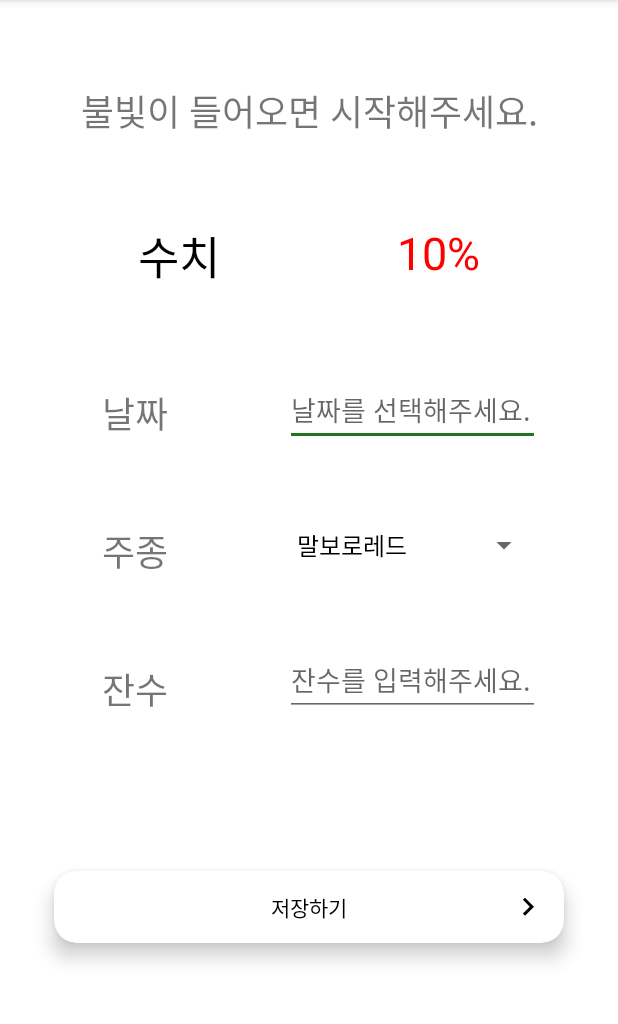
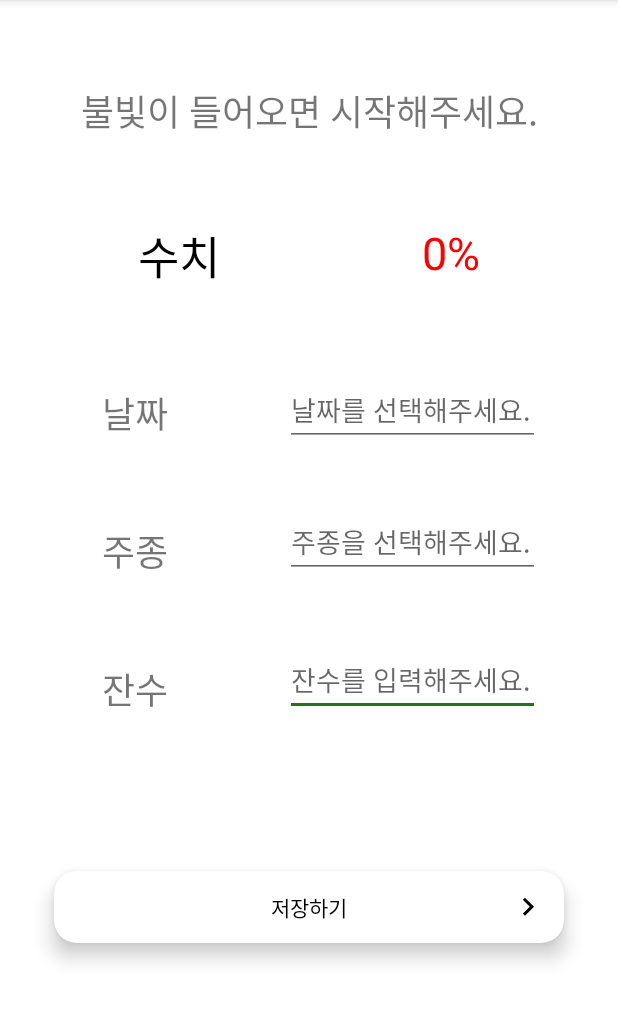
Before and after one commit to 2020CSE-Capstone/Android, an Android app: the AlcoholMeasureActivity screen opened directly, with no data from a screen before it, on a phone screen of 412 x 824 dp, the part 84-1108 px from its top. Run offline under Robolectric (Android 15) with nearby library versions, the phone set to English and light mode, and no system bars; network calls fail.

Commit message:
[200602][UPDATE] Measure Drink Updated

```diff
--- a/app/src/main/java/com/mobile/capstonedesign/AlcoholMeasureActivity.kt
+++ b/app/src/main/java/com/mobile/capstonedesign/AlcoholMeasureActivity.kt
@@ -1,16 +1,32 @@
 package com.mobile.capstonedesign
 
 import android.app.DatePickerDialog
+import android.content.DialogInterface
+import android.os.Bundle
+import androidx.appcompat.app.AlertDialog
 import androidx.appcompat.app.AppCompatActivity
-import android.os.Bundle
-import android.view.View
-import android.widget.AdapterView
-import android.widget.ArrayAdapter
 import kotlinx.android.synthetic.main.activity_alcohol_measure.*
-import kotlinx.android.synthetic.main.activity_tobacco_measure.*
 import java.util.*
 
+
 class AlcoholMeasureActivity : AppCompatActivity() {
+
+    var data1 = arrayOf(
+        "항목1",
+        "항목1",
+        "항목1",
+        "항목1",
+        "항목1",
+        "항목6",
+        "항목6",
+        "항목6",
+        "항목6",
+        "항목6",
+        "항목6",
+        "항목6",
+        "항목6",
+        "항목6"
+    )
 
     override fun onCreate(savedInstanceState: Bundle?) {
         super.onCreate(savedInstanceState)
@@ -20,56 +36,76 @@ class AlcoholMeasureActivity : AppCompatActivity() {
             calendar()
         }
 
-        val items = resources.getStringArray(R.array.korea_tobacco)
-        val myAdapter = ArrayAdapter(this, android.R.layout.simple_spinner_dropdown_item, items)
+        etSelectDrinkKind.setOnClickListener {
+            adSelectDrinkSort()
+        }
 
-        spSelectDrinkKind.adapter = myAdapter
-
-        spSelectDrinkKind.onItemSelectedListener =
-            object : AdapterView.OnItemSelectedListener {
-                override fun onItemSelected(
-                    parent: AdapterView<*>,
-                    view: View,
-                    position: Int,
-                    id: Long
-                ) {
-                    when (position) {
-                        0 -> {
-                            tvSelectedTobacco.text = items[0]
-                        }
-                        1 -> {
-                            tvSelectedTobacco.text = items[1]
-                        }
-                        2 -> {
-                            tvSelectedTobacco.text = items[2]
-                        }
-                        3 -> {
-                            tvSelectedTobacco.text = items[3]
-                        }
-                        else -> {
-                            tvSelectedTobacco.text = items[4]
-                        }
-                    }
-                }
-
-                override fun onNothingSelected(parent: AdapterView<*>) {
-
-                }
-            }
+//        val items = resources.getStringArray(R.array.korea_tobacco)
+//        val myAdapter = ArrayAdapter(this, android.R.layout.simple_spinner_dropdown_item, items)
+//
+//        spSelectDrinkKind.adapter = myAdapter
+//
+//        spSelectDrinkKind.onItemSelectedListener =
+//            object : AdapterView.OnItemSelectedListener {
+//                override fun onItemSelected(
+//                    parent: AdapterView<*>,
+//                    view: View,
+//                    position: Int,
+//                    id: Long
+//                ) {
+//                    when (position) {
+//                        0 -> {
+//                            tvSelectedTobacco.text = items[0]
+//                        }
+//                        1 -> {
+//                            tvSelectedTobacco.text = items[1]
+//                        }
+//                        2 -> {
+//                            tvSelectedTobacco.text = items[2]
+//                        }
+//                        3 -> {
+//                            tvSelectedTobacco.text = items[3]
+//                        }
+//                        else -> {
+//                            tvSelectedTobacco.text = items[4]
+//                        }
+//                    }
+//                }
+//
+//                override fun onNothingSelected(parent: AdapterView<*>) {
+//
+//                }
+//            }
     }
 
-    private fun calendar(){
-        var calendar = Calendar.getInstance()
-        var year = calendar.get(Calendar.YEAR)
-        var month = calendar.get(Calendar.MONTH)
-        var day = calendar.get(Calendar.DAY_OF_MONTH)
+    private fun calendar() {
+        val calendar = Calendar.getInstance()
+        val year = calendar.get(Calendar.YEAR)
+        val month = calendar.get(Calendar.MONTH)
+        val day = calendar.get(Calendar.DAY_OF_MONTH)
 
-        var listener = DatePickerDialog.OnDateSetListener { datePicker, i, i2, i3 ->
+        val listener = DatePickerDialog.OnDateSetListener { datePicker, i, i2, i3 ->
             // i년 i2월 i3일
             etSelectDate.setText("${i}년 ${i2 + 1}월 ${i3}일")
         }
 
-        var picker = DatePickerDialog(this, listener, year, month, day)
+        val picker = DatePickerDialog(this, listener, year, month, day)
         picker.show()
     }
+
+    private fun adSelectDrinkSort() {
+        val builder = AlertDialog.Builder(this)
+        builder.setTitle("주종을 선택해주세요.")
+        builder.setNegativeButton("취소", null)
+
+        val listener = object : DialogInterface.OnClickListener {
+            override fun onClick(p0: DialogInterface?, p1: Int) { // p1이 들어오는 인덱스
+                val items = resources.getStringArray(R.array.drink_sort)
+                etSelectDrinkKind.setText("${items[p1]}")
+            }
+        }
+
+        builder.setItems(R.array.drink_sort, listener)
+        builder.show()
+    }
 }
--- a/app/src/main/java/com/mobile/capstonedesign/MeasureActivity.kt
+++ b/app/src/main/java/com/mobile/capstonedesign/MeasureActivity.kt
@@ -4,10 +4,8 @@ import android.app.DatePickerDialog
 import androidx.appcompat.app.AppCompatActivity
 import android.os.Bundle
 import android.view.View
-import android.view.animation.AnimationUtils
 import android.widget.AdapterView
 import android.widget.ArrayAdapter
-import androidx.core.view.get
 import kotlinx.android.synthetic.main.activity_measure.*
 import java.util.*
 
@@ -35,7 +33,7 @@ class MeasureActivity : AppCompatActivity() {
             picker.show()
         }
 
-        val items = resources.getStringArray(R.array.korea_alcoholic_drink)
+        val items = resources.getStringArray(R.array.drink_sort)
         val myAdapter = ArrayAdapter(this, android.R.layout.simple_spinner_dropdown_item, items)
 
         spSelectAlcoholicDrink.adapter = myAdapter
--- a/app/src/main/java/com/mobile/capstonedesign/TobaccoMeasureActivity.kt
+++ b/app/src/main/java/com/mobile/capstonedesign/TobaccoMeasureActivity.kt
@@ -37,9 +37,9 @@ class TobaccoMeasureActivity : AppCompatActivity() {
         val items = resources.getStringArray(R.array.korea_tobacco)
         val myAdapter = ArrayAdapter(this, android.R.layout.simple_spinner_dropdown_item, items)
 
-        spSelectDrinkKind.adapter = myAdapter
+        spSelectSmokeKind.adapter = myAdapter
 
-        spSelectDrinkKind.onItemSelectedListener =
+        spSelectSmokeKind.onItemSelectedListener =
             object : AdapterView.OnItemSelectedListener {
                 override fun onItemSelected(
                     parent: AdapterView<*>,
--- a/app/src/main/res/layout/activity_alcohol_measure.xml
+++ b/app/src/main/res/layout/activity_alcohol_measure.xml
@@ -37,7 +37,7 @@
         android:layout_height="wrap_content"
         android:layout_marginTop="56dp"
         android:layout_marginEnd="80dp"
-        android:text="10%"
+        android:text="0%"
         android:textColor="@color/colorRed"
         android:textSize="30sp"
         app:layout_constraintEnd_toEndOf="parent"
@@ -62,7 +62,8 @@
         android:layout_marginEnd="40dp"
         android:ems="10"
         android:hint="날짜를 선택해주세요."
-        android:inputType="textPersonName"
+        android:focusable="false"
+        android:cursorVisible="false"
         app:layout_constraintEnd_toEndOf="parent"
         app:layout_constraintTop_toBottomOf="@+id/tvAmountText" />
 
@@ -77,16 +78,18 @@
         app:layout_constraintStart_toStartOf="parent"
         app:layout_constraintTop_toBottomOf="@+id/tvDateText" />
 
-    <Spinner
-        android:id="@+id/spSelectDrinkKind"
+    <EditText
+        android:id="@+id/etSelectDrinkKind"
         android:layout_width="170dp"
         android:layout_height="44dp"
         android:layout_marginTop="48dp"
         android:layout_marginEnd="40dp"
+        android:ems="10"
+        android:hint="주종을 선택해주세요."
+        android:focusable="false"
+        android:cursorVisible="false"
         app:layout_constraintEnd_toEndOf="parent"
-        app:layout_constraintTop_toBottomOf="@+id/tvDateText" >
-
-    </Spinner>
+        app:layout_constraintTop_toBottomOf="@+id/tvDateText" />
 
     <TextView
         android:id="@+id/tvDrinkGlassCountText"
--- a/app/src/main/res/layout/activity_tobacco_measure.xml
+++ b/app/src/main/res/layout/activity_tobacco_measure.xml
@@ -189,7 +189,7 @@
             android:layout_width="0dp"
             android:layout_height="wrap_content"
             app:layout_constraintBottom_toBottomOf="parent"
-            app:layout_constraintEnd_toStartOf="@+id/spSelectDrinkKind"
+            app:layout_constraintEnd_toStartOf="@+id/etSelectDrinkKind"
             app:layout_constraintStart_toStartOf="parent" />
     </androidx.constraintlayout.widget.ConstraintLayout>
     </androidx.cardview.widget.CardView>
--- a/app/src/main/res/layout/activity_tobacco_measure_manual.xml
+++ b/app/src/main/res/layout/activity_tobacco_measure_manual.xml
@@ -163,7 +163,7 @@
                     app:layout_constraintTop_toTopOf="parent" />
 
                 <Spinner
-                    android:id="@+id/spSelectDrinkKind"
+                    android:id="@+id/etSelectDrinkKind"
                     android:layout_width="0dp"
                     android:layout_height="wrap_content"
                     app:layout_constraintBottom_toBottomOf="parent"
@@ -174,7 +174,7 @@
                     android:layout_width="0dp"
                     android:layout_height="wrap_content"
                     app:layout_constraintBottom_toBottomOf="parent"
-                    app:layout_constraintEnd_toStartOf="@+id/spSelectDrinkKind"
+                    app:layout_constraintEnd_toStartOf="@+id/etSelectDrinkKind"
                     app:layout_constraintStart_toStartOf="parent" />
             </androidx.constraintlayout.widget.ConstraintLayout>
         </androidx.cardview.widget.CardView>
--- a/app/src/main/res/values/arrays.xml
+++ b/app/src/main/res/values/arrays.xml
@@ -1,11 +1,15 @@
 <?xml version="1.0" encoding="utf-8"?>
 <resources>
-    <string-array name="korea_alcoholic_drink">
+    <string-array name="drink_sort">
         <item>참이슬</item>
         <item>처음처럼</item>
         <item>진로</item>
-        <item>잎세주</item>
-        <item>한라산</item>
+        <item>카스</item>
+        <item>클라우드</item>
+        <item>테라</item>
+        <item>앱솔</item>
+        <item>스미노프</item>
+        <item>아그와</item>
     </string-array>
     <string-array name="korea_tobacco">
         <item>말보로레드</item>
```
